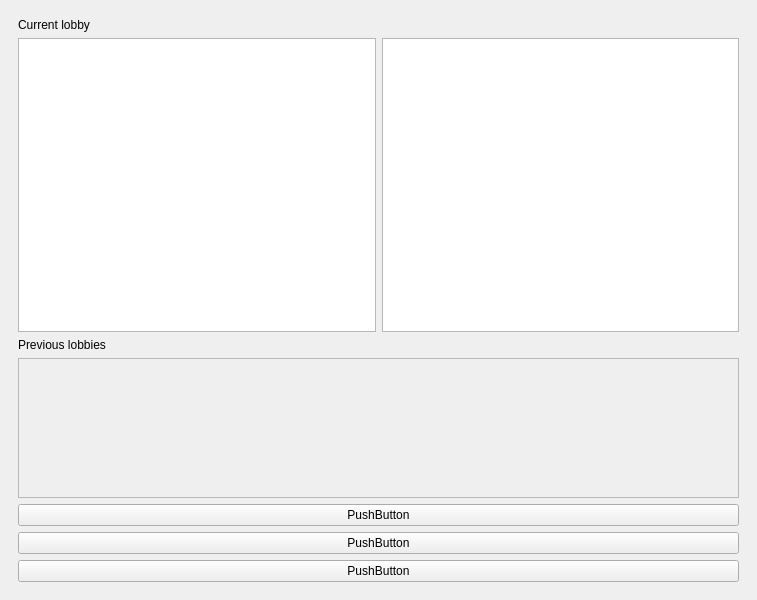
Before: the Qt Designer form progglol/mainwindow.ui in SadOnion/ProGG.lol, drawn with Qt 5.
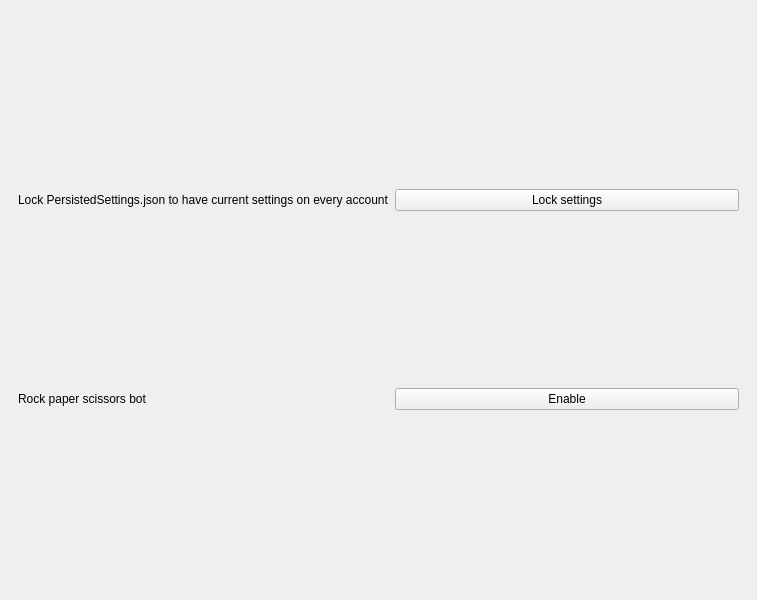
After: the same form once the commit is applied.

```diff
--- a/progglol/mainwindow.ui
+++ b/progglol/mainwindow.ui
@@ -43,6 +43,38 @@
         </item>
        </layout>
       </widget>
+      <widget class="QWidget" name="leagueClientPage">
+       <layout class="QGridLayout" name="gridLayout_2">
+        <item row="2" column="1">
+         <widget class="QPushButton" name="rockPaperScissorsButton">
+          <property name="text">
+           <string>Enable</string>
+          </property>
+         </widget>
+        </item>
+        <item row="1" column="0">
+         <widget class="QLabel" name="label">
+          <property name="text">
+           <string>&lt;html&gt;&lt;head/&gt;&lt;body&gt;&lt;p&gt;Lock PersistedSettings.json to have current settings on every account&lt;/p&gt;&lt;/body&gt;&lt;/html&gt;</string>
+          </property>
+         </widget>
+        </item>
+        <item row="1" column="1">
+         <widget class="QPushButton" name="lockSettingsButton">
+          <property name="text">
+           <string>Lock settings</string>
+          </property>
+         </widget>
+        </item>
+        <item row="2" column="0">
+         <widget class="QLabel" name="label_2">
+          <property name="text">
+           <string>Rock paper scissors bot</string>
+          </property>
+         </widget>
+        </item>
+       </layout>
+      </widget>
       <widget class="QWidget" name="pickPhasePage">
        <layout class="QVBoxLayout" name="verticalLayout_2">
         <item>
```
